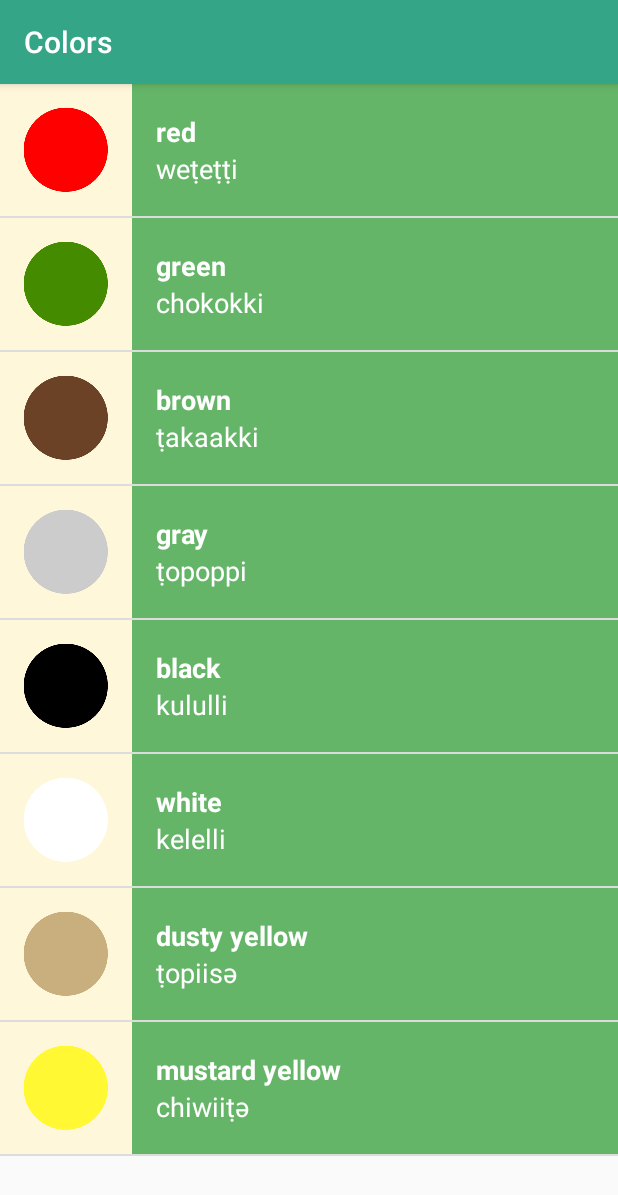
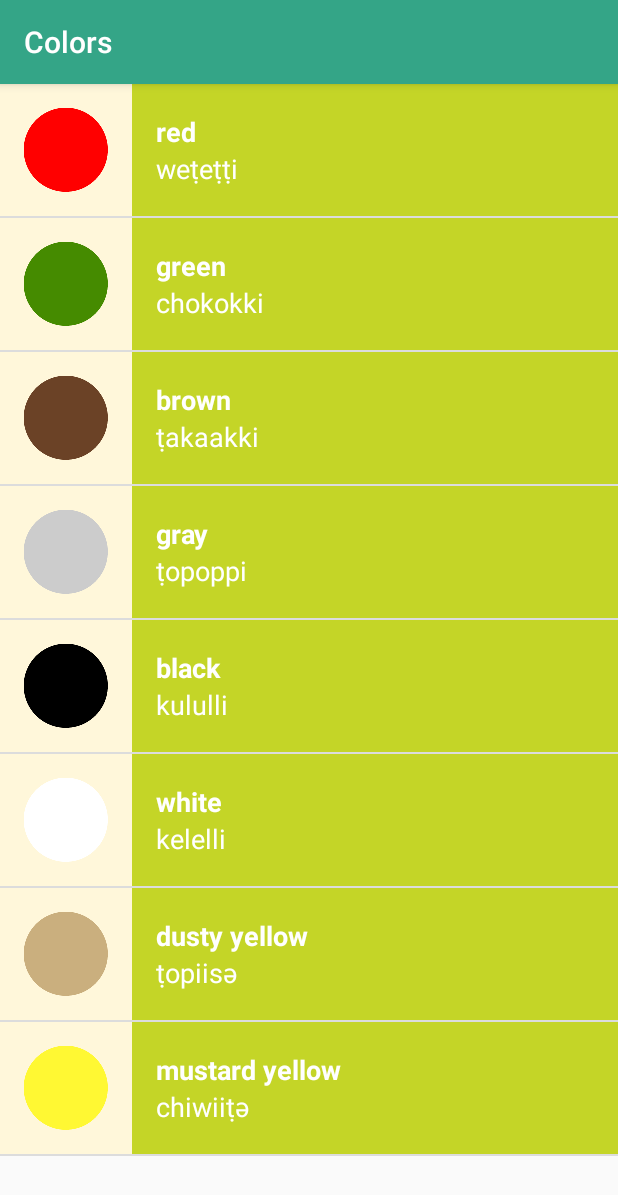
Before and after one commit to shubhamverma1997/Miwok, an Android app: the ColorsActivity screen opened directly, with no data from a screen before it, on a phone screen of 412 x 824 dp. Shown: the top 1195 px of the screen. Run offline under Robolectric (Android 15) with nearby library versions, the phone set to English and light mode, and no system bars.

Commit message:
Added images and edited adapter. Changed Appearance too.

```diff
--- a/app/src/main/java/com/example/android/miwok/ColorsActivity.java
+++ b/app/src/main/java/com/example/android/miwok/ColorsActivity.java
@@ -23,7 +23,7 @@ public class ColorsActivity extends AppCompatActivity {
         words.add(new Word("dusty yellow","ṭopiisә",R.drawable.color_dusty_yellow));
         words.add(new Word("mustard yellow","chiwiiṭә",R.drawable.color_mustard_yellow));
 
-        WordAdapter itemsAdapter = new WordAdapter(this, words);
+        WordAdapter itemsAdapter = new WordAdapter(this, words,R.color.category_colors);
 
         ListView listView = (ListView) findViewById(R.id.list);
 
--- a/app/src/main/java/com/example/android/miwok/FamilyActivity.java
+++ b/app/src/main/java/com/example/android/miwok/FamilyActivity.java
@@ -25,7 +25,7 @@ public class FamilyActivity extends AppCompatActivity {
         words.add(new Word("grandmother","ama",R.drawable.family_grandmother));
         words.add(new Word("grandfather","Npaapa",R.drawable.family_grandfather));
 
-        WordAdapter itemsAdapter = new WordAdapter(this, words);
+        WordAdapter itemsAdapter = new WordAdapter(this, words,R.color.category_family);
 
         ListView listView = (ListView) findViewById(R.id.list);
 
--- a/app/src/main/java/com/example/android/miwok/NumbersActivity.java
+++ b/app/src/main/java/com/example/android/miwok/NumbersActivity.java
@@ -47,7 +47,7 @@ public class NumbersActivity extends AppCompatActivity {
             rootview.addView(word);
         }
         */
-        WordAdapter itemsAdapter = new WordAdapter(this, words);
+        WordAdapter itemsAdapter = new WordAdapter(this, words,R.color.category_numbers);
 
         ListView listView = (ListView) findViewById(R.id.list);
 
--- a/app/src/main/java/com/example/android/miwok/PhrasesActivity.java
+++ b/app/src/main/java/com/example/android/miwok/PhrasesActivity.java
@@ -25,7 +25,7 @@ public class PhrasesActivity extends AppCompatActivity {
         words.add(new Word("Let’s go.","yoowutis"));
         words.add(new Word("Come here.","әnni'nem"));
 
-        WordAdapter itemsAdapter = new WordAdapter(this, words);
+        WordAdapter itemsAdapter = new WordAdapter(this, words,R.color.category_phrases);
 
         ListView listView = (ListView) findViewById(R.id.list);
 
--- a/app/src/main/java/com/example/android/miwok/WordAdapter.java
+++ b/app/src/main/java/com/example/android/miwok/WordAdapter.java
@@ -3,11 +3,13 @@ package com.example.android.miwok;
 import android.content.Context;
 import android.support.annotation.NonNull;
 import android.support.annotation.Nullable;
+import android.support.v4.content.ContextCompat;
 import android.view.LayoutInflater;
 import android.view.View;
 import android.view.ViewGroup;
 import android.widget.ArrayAdapter;
 import android.widget.ImageView;
+import android.widget.LinearLayout;
 import android.widget.TextView;
 
 import java.util.ArrayList;
@@ -18,11 +20,12 @@ import java.util.ArrayList;
 
 public class WordAdapter extends ArrayAdapter<Word> {
 
-
-    public WordAdapter(Context context,ArrayList<Word> data)
+    private int colorchosen;
+    public WordAdapter(Context context,ArrayList<Word> data,int type)
     {
         //second argument is used when we only need a single textview. here we can put any value.
         super(context,0,data);
+        colorchosen=type;
     }
 
     @NonNull
@@ -34,6 +37,8 @@ public class WordAdapter extends ArrayAdapter<Word> {
         if(listview == null) {
             listview = LayoutInflater.from(getContext()).inflate(
                     R.layout.list_item, parent, false);
+            LinearLayout ll=(LinearLayout) listview.findViewById(R.id.box);
+            ll.setBackgroundColor(ContextCompat.getColor(getContext(),colorchosen));
         }
         Word currentWord=getItem(position);
 
--- a/app/src/main/res/layout/list_item.xml
+++ b/app/src/main/res/layout/list_item.xml
@@ -18,7 +18,7 @@
             android:layout_height="88dp"
             android:orientation="vertical"
             android:paddingLeft="16dp"
-            android:background="@color/category_numbers">
+            android:id="@+id/box">
         <TextView
             android:layout_width="match_parent"
             android:layout_height="0dp"
```
